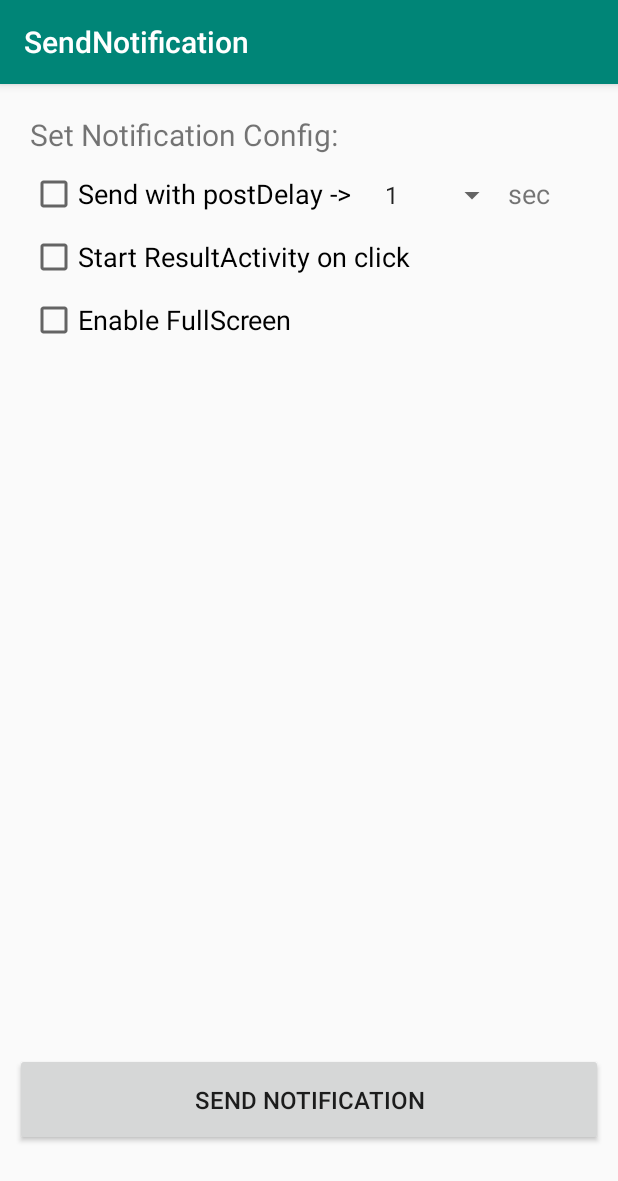
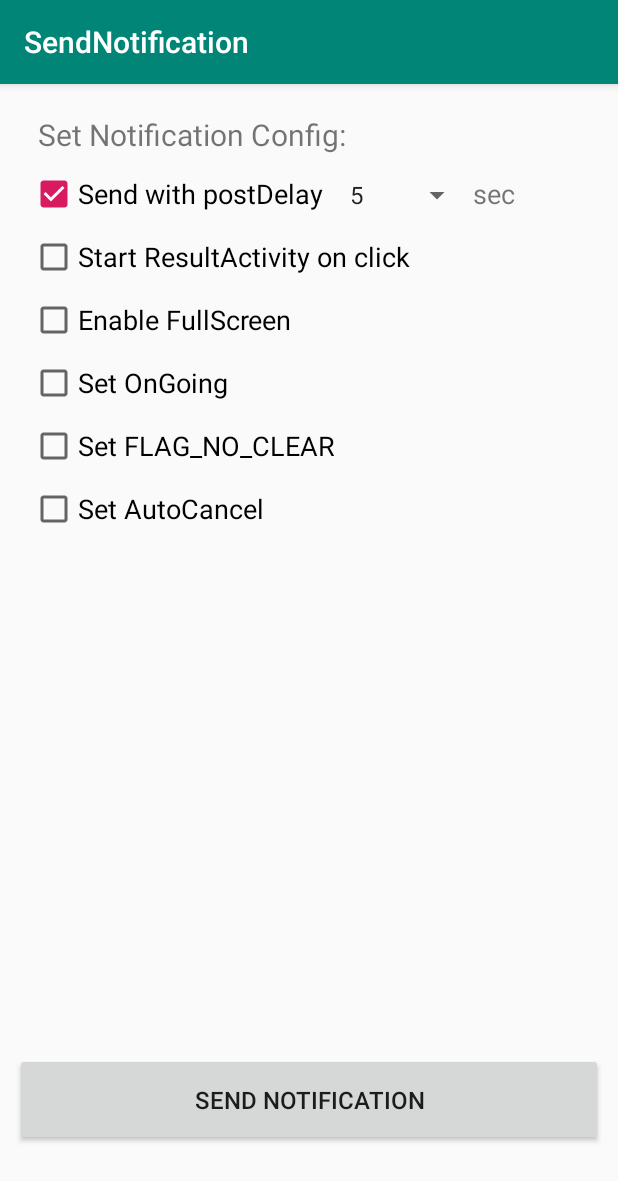
Before and after one commit to layonmartins/SendNotification, an Android app: the screen it shows after launch (MainActivity), after a tap on "SEND NOTIFICATION", on a phone screen of 412 x 824 dp. Shown: the top 1181 px of the screen. Run offline under Robolectric (Android 15) with nearby library versions, the phone set to English and light mode, and no system bars; 1 other tap on this screen came first.

Commit message:
refactoring sendNotification(View v) : add ongoing and flag_no_clear

```diff
--- a/app/src/main/java/com/layon/android/sendnotification/MainActivity.java
+++ b/app/src/main/java/com/layon/android/sendnotification/MainActivity.java
@@ -17,6 +17,7 @@ import android.util.Log;
 import android.view.View;
 import android.widget.CheckBox;
 import android.widget.Spinner;
+import android.widget.TextView;
 import android.widget.Toast;
 
 public class MainActivity extends AppCompatActivity {
@@ -24,10 +25,31 @@ public class MainActivity extends AppCompatActivity {
     private static final String CHANNEL_ID = "notification_test";
     private static final int NOTIFICATION_ID = 1234;
 
+    // create Notification configs variables
+    CheckBox checkBox_postDelayed;
+    CheckBox checkBox_StartActivity;
+    CheckBox checkBox_fullScreen;
+    Spinner spinner_seconds;
+    TextView textview_seconds;
+    CheckBox checkBox_ongoing;
+    CheckBox checkBox_flagnoclear;
+    CheckBox checkBox_autocancel;
+
     @Override
     protected void onCreate(Bundle savedInstanceState) {
         super.onCreate(savedInstanceState);
         setContentView(R.layout.activity_main);
+
+        // get Notification configs references
+        checkBox_postDelayed = (CheckBox) findViewById(R.id.checkBox_postDelay);
+        checkBox_StartActivity = (CheckBox) findViewById(R.id.checkBox_StartActivity);
+        checkBox_fullScreen = (CheckBox) findViewById(R.id.checkBox_fullScreen);
+        spinner_seconds = (Spinner) findViewById(R.id.spinner_seconds);
+        spinner_seconds.setSelection(2);
+        textview_seconds = (TextView) findViewById(R.id.textview_seconds);
+        checkBox_ongoing = (CheckBox) findViewById(R.id.checkBox_ongoing);
+        checkBox_flagnoclear = (CheckBox) findViewById(R.id.checkBox_flagnoclear);
+        checkBox_autocancel = (CheckBox) findViewById(R.id.checkBox_autocancel);
     }
 
     public void createNotificationChannel() {
@@ -43,6 +65,9 @@ public class MainActivity extends AppCompatActivity {
         }
     }
 
+    //TODO disable landscape mode
+
+    //TODO maybe needed to delete this method
     public void sendBaseNotification() {
         createNotificationChannel();
         NotificationCompat.Builder builder =
@@ -67,15 +92,22 @@ public class MainActivity extends AppCompatActivity {
         notificationManager.notify(NOTIFICATION_ID, notification);
     }
 
+    //show the seconds spinner
+    public void onCheckBoxSecondsClicked(View v){
 
-    // refactoring...
+        if(checkBox_postDelayed.isChecked()){
+            spinner_seconds.setVisibility(View.VISIBLE);
+            textview_seconds.setVisibility(View.VISIBLE);
+
+        } else {
+            spinner_seconds.setVisibility(View.GONE);
+            textview_seconds.setVisibility(View.GONE);
+        }
+
+    }
+
+    //TODO refactoring...
     public void sendNotification(View v) {
-
-        // get Notification configs
-        CheckBox checkBox_postDelayed = (CheckBox) findViewById(R.id.checkBox_postDelay);
-        CheckBox checkBox_StartActivity = (CheckBox) findViewById(R.id.checkBox_StartActivity);
-        CheckBox checkBox_fullScreen = (CheckBox) findViewById(R.id.checkBox_fullScreen);
-        Spinner spinner_seconds = (Spinner) findViewById(R.id.spinner_seconds);
 
         // create a channel
         createNotificationChannel();
@@ -88,14 +120,10 @@ public class MainActivity extends AppCompatActivity {
                 .setContentText(getString(R.string.notifi_text))
                 .setStyle(new NotificationCompat.BigTextStyle().bigText(getString(R.string.notifi_text)));
 
+        // create notification the set flags
+        final Notification notification = builder.build();
 
         //set the properties on notification:
-
-        //priority
-
-        //start result activity
-
-        //fullscreen
 
         //postdelay
         int delay = 0;
@@ -109,7 +137,30 @@ public class MainActivity extends AppCompatActivity {
         }
 
 
-        //post the notification
+        //TODO priority to do
+
+        //TODO start result activity to do
+
+        //TODO fullscreen doesn't work
+
+        // set ongoing
+        if (checkBox_ongoing.isChecked()){
+            notification.flags |= Notification.FLAG_ONGOING_EVENT;
+        }
+
+        // set Flag_NO_CLEAR
+        if (checkBox_flagnoclear.isChecked()){
+            notification.flags |= Notification.FLAG_NO_CLEAR;
+        }
+
+        //TODO the FLAG_AUTO_CANCEL doesn't work
+        if (checkBox_autocancel.isChecked()){
+            notification.flags |= Notification.FLAG_AUTO_CANCEL;
+        }
+
+
+
+        // post the notification
         Handler handler = new Handler();
         handler.postDelayed(new Runnable() {
             @Override
@@ -117,12 +168,15 @@ public class MainActivity extends AppCompatActivity {
                 //send notification
                 NotificationManagerCompat notificationManagerCompat =
                         NotificationManagerCompat.from(getApplicationContext());
-                notificationManagerCompat.notify(NOTIFICATION_ID, builder.build());
+                notificationManagerCompat.notify(NOTIFICATION_ID, notification);
             }
         }, delay * 1000);
     }
 
-    //maybe needed to delete this method
+    //TODO remove notification method
+
+
+    //TODO maybe needed to delete this method
     public void sendStartActivityNotification() {
 
         //create channel
@@ -154,7 +208,7 @@ public class MainActivity extends AppCompatActivity {
         notificationManagerCompat.notify(NOTIFICATION_ID, builder.build());
     }
 
-    //maybe needed to delete this method
+    //TODO maybe needed to delete this method
     public void sendFullScreenIntentNotification() {
         Intent fullScreenIntent = new Intent(this, ResultActivity.class);
         //fullScreenIntent.addFlags(Intent.FLAG_ACTIVITY_NEW_TASK);
--- a/app/src/main/res/layout/activity_main.xml
+++ b/app/src/main/res/layout/activity_main.xml
@@ -14,6 +14,7 @@
         android:layout_height="wrap_content"
         android:layout_marginStart="10dp"
         android:layout_marginTop="10dp"
+        android:paddingStart="5dp"
         android:ems="10"
         android:textSize="20sp"
 
@@ -30,7 +31,8 @@
         android:layout_height="wrap_content"
         android:layout_marginTop="@dimen/margin_checkboxs"
         android:textSize="@dimen/config_text"
-        android:text="Send with postDelay -> "
+        android:text="Send with postDelay"
+        android:onClick="onCheckBoxSecondsClicked"
         app:layout_constraintStart_toStartOf="@+id/editText"
         app:layout_constraintTop_toBottomOf="@+id/editText" />
 
@@ -40,6 +42,7 @@
         android:layout_height="wrap_content"
         android:layout_marginStart="10dp"
         android:entries="@array/seconds_array"
+        android:visibility="gone"
         app:layout_constraintEnd_toEndOf="@id/textview_seconds"
         app:layout_constraintHorizontal_bias="0.0"
         app:layout_constraintStart_toEndOf="@+id/checkBox_postDelay"
@@ -50,6 +53,7 @@
         android:layout_width="wrap_content"
         android:layout_height="wrap_content"
         android:text="sec"
+        android:visibility="gone"
         android:textSize="@dimen/config_text"
         app:layout_constraintEnd_toEndOf="parent"
         app:layout_constraintHorizontal_bias="0.0"
@@ -80,6 +84,39 @@
         app:layout_constraintTop_toBottomOf="@id/checkBox_StartActivity">
     </CheckBox>
 
+    <CheckBox
+        android:id="@+id/checkBox_ongoing"
+        android:layout_width="wrap_content"
+        android:layout_height="wrap_content"
+        android:textSize="@dimen/config_text"
+        android:text="Set OnGoing"
+        android:layout_marginTop="@dimen/margin_checkboxs"
+        app:layout_constraintStart_toStartOf="@id/checkBox_StartActivity"
+        app:layout_constraintTop_toBottomOf="@id/checkBox_fullScreen">
+    </CheckBox>
+
+    <CheckBox
+        android:id="@+id/checkBox_flagnoclear"
+        android:layout_width="wrap_content"
+        android:layout_height="wrap_content"
+        android:textSize="@dimen/config_text"
+        android:text="Set FLAG_NO_CLEAR"
+        android:layout_marginTop="@dimen/margin_checkboxs"
+        app:layout_constraintStart_toStartOf="@id/checkBox_StartActivity"
+        app:layout_constraintTop_toBottomOf="@id/checkBox_ongoing">
+    </CheckBox>
+
+    <CheckBox
+        android:id="@+id/checkBox_autocancel"
+        android:layout_width="wrap_content"
+        android:layout_height="wrap_content"
+        android:textSize="@dimen/config_text"
+        android:text="Set AutoCancel"
+        android:layout_marginTop="@dimen/margin_checkboxs"
+        app:layout_constraintStart_toStartOf="@id/checkBox_StartActivity"
+        app:layout_constraintTop_toBottomOf="@id/checkBox_flagnoclear">
+    </CheckBox>
+
     <Button
         android:layout_width="match_parent"
         android:layout_height="wrap_content"
--- a/app/src/main/res/values/strings.xml
+++ b/app/src/main/res/values/strings.xml
@@ -7,9 +7,9 @@
         <item>5</item>
         <item>10</item>
         <item>15</item>
-        <item>20</item>
-        <item>50</item>
-        <item>100</item>
+        <item>30</item>
+        <item>60</item>
+        <item>120</item>
     </string-array>
     <string name="toast">The notification will be post in </string>
 </resources>
```
